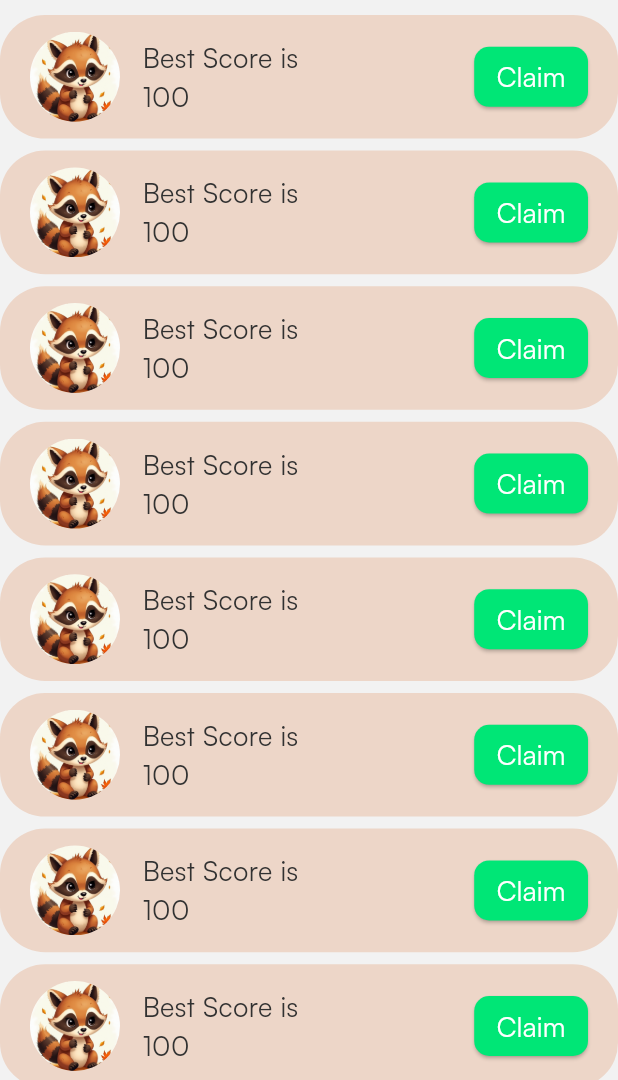
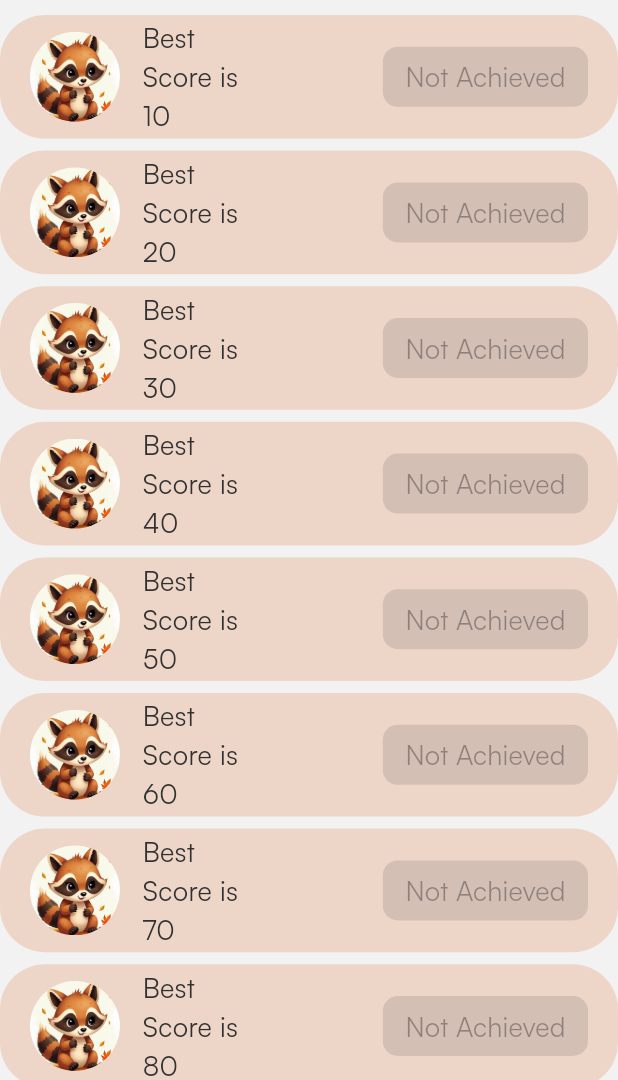
Before and after one commit to MDuuc/learning_app, a Flutter app: the screen it shows after launch, after a tap on "Achievement", on a phone screen of 412 x 824 dp, the part 156-1236 px from its top. Run offline on Flutter 3.47's test engine with Material 3 defaults, Android fonts, the light colour scheme and no system bars; our stand-ins replace curved_navigation_bar, flutter_svg, shared_preferences; missing offline and left inert: google_mlkit_digital_ink_recognition.

Commit message:
available to claim reward, compare to bestscore, receive 1 times if qualified, save to local about claimed reward

```diff
--- a/raccoon_learning/lib/presentation/home/achievement/learning_archie_page.dart
+++ b/raccoon_learning/lib/presentation/home/achievement/learning_archie_page.dart
@@ -12,17 +12,15 @@ class LearningArchiePage extends StatelessWidget {
         child: Column(
           children: [
             const SizedBox(height: 10,),
-            AchiementButton(image: AssetImage(AppImages.raccoon_notifi), text: 'Best Score is 100'),
-            AchiementButton(image: AssetImage(AppImages.raccoon_notifi), text: 'Best Score is 100'),
-            AchiementButton(image: AssetImage(AppImages.raccoon_notifi), text: 'Best Score is 100'),
-            AchiementButton(image: AssetImage(AppImages.raccoon_notifi), text: 'Best Score is 100'),
-            AchiementButton(image: AssetImage(AppImages.raccoon_notifi), text: 'Best Score is 100'),
-            AchiementButton(image: AssetImage(AppImages.raccoon_notifi), text: 'Best Score is 100'),
-            AchiementButton(image: AssetImage(AppImages.raccoon_notifi), text: 'Best Score is 100'),
-            AchiementButton(image: AssetImage(AppImages.raccoon_notifi), text: 'Best Score is 100'),
-
-
-
+            AchiementButton(image: AssetImage(AppImages.raccoon_notifi), text: 'Best Score is', score: '10', coin: '10',),
+            AchiementButton(image: AssetImage(AppImages.raccoon_notifi), text: 'Best Score is', score: '20', coin: '20',),
+            AchiementButton(image: AssetImage(AppImages.raccoon_notifi), text: 'Best Score is', score: '30', coin: '30',),
+            AchiementButton(image: AssetImage(AppImages.raccoon_notifi), text: 'Best Score is', score: '40', coin: '40',),
+            AchiementButton(image: AssetImage(AppImages.raccoon_notifi), text: 'Best Score is', score: '50', coin: '50',),
+            AchiementButton(image: AssetImage(AppImages.raccoon_notifi), text: 'Best Score is', score: '60', coin: '60',),
+            AchiementButton(image: AssetImage(AppImages.raccoon_notifi), text: 'Best Score is', score: '70', coin: '70',),
+            AchiementButton(image: AssetImage(AppImages.raccoon_notifi), text: 'Best Score is', score: '80', coin: '80',),
+            AchiementButton(image: AssetImage(AppImages.raccoon_notifi), text: 'Best Score is', score: '90', coin: '90',),
           ],
         ),
       ),
--- a/raccoon_learning/lib/presentation/home/achievement/widget/achiement_button.dart
+++ b/raccoon_learning/lib/presentation/home/achievement/widget/achiement_button.dart
@@ -1,11 +1,18 @@
 import 'package:flutter/material.dart';
+import 'package:provider/provider.dart';
+import 'package:raccoon_learning/constants/assets/app_images.dart';
 import 'package:raccoon_learning/constants/theme/app_colors.dart';
 import 'package:raccoon_learning/main.dart';
+import 'package:raccoon_learning/presentation/user/local_data/achievement_manager.dart';
+import 'package:raccoon_learning/presentation/user/notify_provider/User_notifier.dart';
+import 'package:raccoon_learning/presentation/user/local_data/best_score_manger.dart';
 
 class AchiementButton extends StatefulWidget {
   final ImageProvider image;
   final String text;
-  AchiementButton({super.key, required this.image, required this.text});
+  final String coin;
+  final String score;
+  AchiementButton({super.key, required this.image, required this.text, required this.coin, required this.score});
 
   @override
   State<AchiementButton> createState() => _AchiementButtonState();
@@ -13,15 +20,55 @@ class AchiementButton extends StatefulWidget {
 
 class _AchiementButtonState extends State<AchiementButton> {
     bool _isClaimed = false;
+    int ?bestScore;
+
+       @override
+  void initState() {
+    super.initState();
+    _initializeModel();
+  }
+
+  Future<void> _initializeModel() async {
+    _loadClaimStatus() ;
+    _initializeBestScore();
+    setState(() {});
+  }
+
+  //get achivement status
+    Future<void> _loadClaimStatus() async {
+    bool claimed = await AchievementManager.loadClaimStatus('claimed_${widget.score}');
+    setState(() {
+      _isClaimed = claimed;
+    });
+  }
+
+  // save achivement status
+    Future<void> _saveClaimStatus() async {
+    await AchievementManager.saveClaimStatus('claimed_${widget.score}');
+    setState(() {
+      _isClaimed = true;
+    });
+  }
+
+  // get best score
+    Future<void> _initializeBestScore() async {
+    bestScore = await ScoreManager.getBestScore();
+    setState(() {});
+  }
 
   void _claimReward() {
     setState(() {
       _isClaimed = true;
     });
+    _saveClaimStatus();
+    _updateCoin();
   }
 @override
 Widget build(BuildContext context) {
   double screenHeight = MediaQuery.of(context).size.height;
+
+  bool isEligible = bestScore != null && bestScore! >= int.parse(widget.score);
+
   return Padding(
     padding: const EdgeInsets.only(bottom: 8),
     child: Container(
@@ -30,7 +77,7 @@ class _AchiementButtonState extends State<AchiementButton> {
       ),
       decoration: BoxDecoration(
         borderRadius: BorderRadius.circular(30),
-          color: AppColors.brown_light
+        color: AppColors.brown_light,
       ),
       padding: const EdgeInsets.symmetric(vertical: 1, horizontal: 20),
       child: Row(
@@ -50,38 +97,40 @@ class _AchiementButtonState extends State<AchiementButton> {
           const SizedBox(width: 15),
           Expanded(
             child: Text(
-                widget.text,
-                style: TextStyle(
-                  fontSize: 18,
-                  color: AppColors.black
-                ),
+              '${widget.text} ${widget.score}',
+              style: TextStyle(fontSize: 18, color: AppColors.black),
               softWrap: true,
               overflow: TextOverflow.visible,
             ),
           ),
           const Spacer(),
           ElevatedButton(
-              onPressed: _isClaimed
-                  ? null // Disable the button if reward is already claimed
-                  : _claimReward, // Call the claim function when pressed
+            onPressed: !isEligible
+                ? null // Disable button if not eligible
+                : _isClaimed
+                    ? null // Disable if already claimed
+                    : _claimReward,
             style: ElevatedButton.styleFrom(
               padding: EdgeInsets.zero,
               shape: RoundedRectangleBorder(
                 borderRadius: BorderRadius.circular(10),
               ),
               foregroundColor: Colors.white,
-                backgroundColor:
-                    _isClaimed ? Colors.grey : Colors.greenAccent.shade400,
+              backgroundColor: _isClaimed
+                  ? Colors.grey
+                  : isEligible
+                      ? Colors.greenAccent.shade400
+                      : Colors.redAccent.shade200, // Not eligible button style
             ),
             child: Padding(
-                padding:
-                    const EdgeInsets.symmetric(vertical: 2, horizontal: 15),
+              padding: const EdgeInsets.symmetric(vertical: 2, horizontal: 15),
               child: Text(
-                  _isClaimed ? "Claimed" : "Claim", // Change the text dynamically
-                  style: TextStyle(
-                    fontSize: 18,
-                    fontWeight: FontWeight.w400,
-                  ),
+                _isClaimed
+                    ? "Claimed"
+                    : isEligible
+                        ? "Claim" // Show claim if eligible
+                        : "Not Achieved", // Show this if not eligible
+                style: TextStyle(fontSize: 18, fontWeight: FontWeight.w400),
               ),
             ),
           ),
@@ -90,4 +139,16 @@ class _AchiementButtonState extends State<AchiementButton> {
     ),
   );
 }
+
+
+  // update the current coin
+void _updateCoin() {
+  if (bestScore! >= int.parse(widget.score)){
+    final userNotifier = Provider.of<UserNotifier>(context, listen: false);
+    int updatedCoin = userNotifier.coin + int.parse(widget.coin);
+     userNotifier.saveCoin(updatedCoin);
   }
+}
+
+
+}
--- a/raccoon_learning/lib/presentation/home/learning/draw_page.dart
+++ b/raccoon_learning/lib/presentation/home/learning/draw_page.dart
@@ -11,7 +11,7 @@ import 'package:raccoon_learning/presentation/home/learning/grade/grade3.dart';
 import 'package:raccoon_learning/presentation/user/notify_provider/User_notifier.dart';
 import 'package:raccoon_learning/presentation/widgets/dialog/pause_dialog.dart';
 import 'package:raccoon_learning/presentation/widgets/draw/model_manage.dart';
-import 'package:raccoon_learning/presentation/widgets/score/best_score_manger.dart';
+import 'package:raccoon_learning/presentation/user/local_data/best_score_manger.dart';
 
 class DrawPage extends StatefulWidget {
   final String grade;
--- /dev/null
+++ b/raccoon_learning/lib/presentation/user/local_data/achievement_manager.dart
@@ -0,0 +1,15 @@
+import 'package:shared_preferences/shared_preferences.dart';
+
+class AchievementManager {
+  // Load Achievement
+  static Future<bool> loadClaimStatus(String key) async {
+    final prefs = await SharedPreferences.getInstance();
+    return prefs.getBool(key) ?? false; // Return false if user dit not achive it yet
+  }
+
+  // Save when user achivement it, avoid to accept many times
+  static Future<void> saveClaimStatus(String key) async {
+    final prefs = await SharedPreferences.getInstance();
+    await prefs.setBool(key, true);
+  }
+}
```
Also changed, not shown: raccoon_learning/lib/presentation/user/local_data/best_score_manger.dart (renamed from raccoon_learning/lib/presentation/widgets/score/best_score_manger.dart). Lines whose indentation alone changed are shown as unchanged.
